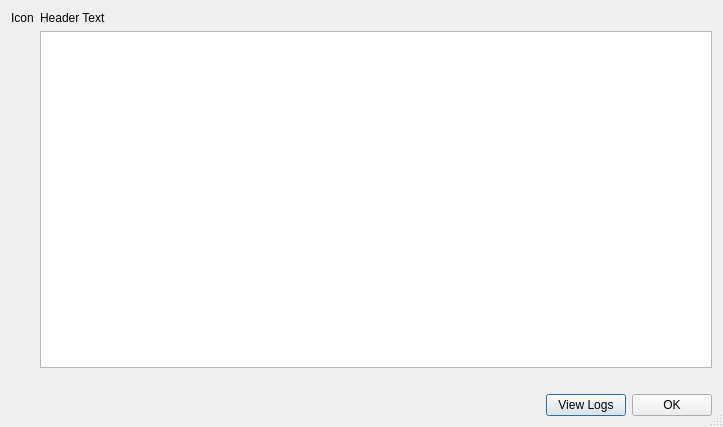
Qt form Code/Tools/AssetProcessor/native/ui/MessageWindow.ui (o3de/o3de) before a commit.
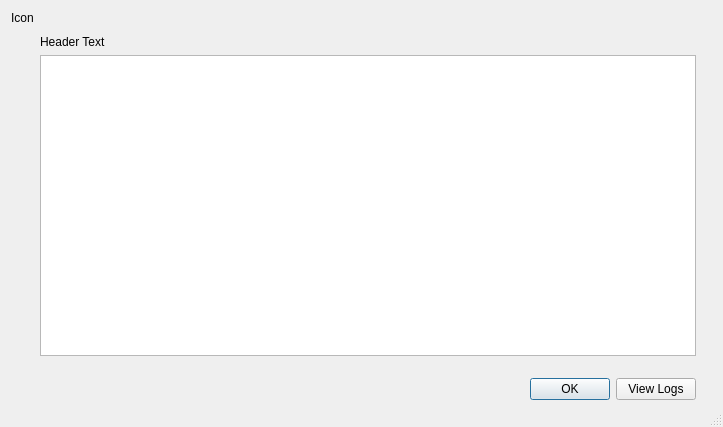
The same form after that commit.

Commit message: Adjust UI layout

```diff
--- a/Code/Tools/AssetProcessor/native/ui/MessageWindow.ui
+++ b/Code/Tools/AssetProcessor/native/ui/MessageWindow.ui
@@ -28,8 +28,14 @@
   <layout class="QHBoxLayout" name="horizontalLayout_2">
    <item>
     <layout class="QVBoxLayout" name="verticalLayout">
+     <property name="rightMargin">
+      <number>0</number>
+     </property>
      <item>
       <layout class="QHBoxLayout" name="horizontalLayout">
+       <property name="rightMargin">
+        <number>16</number>
+       </property>
        <item>
         <widget class="QLabel" name="icon">
          <property name="text">
@@ -43,27 +49,7 @@
        <item>
         <layout class="QVBoxLayout" name="verticalLayout_3">
          <item>
-          <widget class="QLabel" name="headerText">
-           <property name="text">
-            <string>Header Text</string>
-           </property>
-           <property name="wordWrap">
-            <bool>true</bool>
-           </property>
-          </widget>
-         </item>
-         <item>
-          <widget class="QPlainTextEdit" name="messageBox">
-           <property name="horizontalScrollBarPolicy">
-            <enum>Qt::ScrollBarAlwaysOff</enum>
-           </property>
-           <property name="readOnly">
-            <bool>true</bool>
-           </property>
-          </widget>
-         </item>
-         <item>
-          <spacer name="verticalSpacer">
+          <spacer name="verticalSpacer_2">
            <property name="orientation">
             <enum>Qt::Vertical</enum>
            </property>
@@ -73,13 +59,39 @@
            <property name="sizeHint" stdset="0">
             <size>
              <width>20</width>
-             <height>20</height>
+             <height>24</height>
             </size>
            </property>
           </spacer>
          </item>
+         <item>
+          <widget class="QLabel" name="headerText">
+           <property name="text">
+            <string>Header Text</string>
+           </property>
+           <property name="wordWrap">
+            <bool>true</bool>
+           </property>
+          </widget>
+         </item>
+         <item>
+          <widget class="QPlainTextEdit" name="messageBox">
+           <property name="horizontalScrollBarPolicy">
+            <enum>Qt::ScrollBarAlwaysOff</enum>
+           </property>
+           <property name="readOnly">
+            <bool>true</bool>
+           </property>
+          </widget>
+         </item>
          <item>
           <layout class="QHBoxLayout" name="horizontalLayout_3">
+           <property name="topMargin">
+            <number>16</number>
+           </property>
+           <property name="bottomMargin">
+            <number>16</number>
+           </property>
            <item>
             <spacer name="horizontalSpacer">
              <property name="orientation">
@@ -93,22 +105,6 @@
              </property>
             </spacer>
            </item>
-           <item>
-            <widget class="QPushButton" name="logButton">
-             <property name="sizePolicy">
-              <sizepolicy hsizetype="Fixed" vsizetype="Fixed">
-               <horstretch>0</horstretch>
-               <verstretch>0</verstretch>
-              </sizepolicy>
-             </property>
-             <property name="text">
-              <string>View Logs</string>
-             </property>
-             <property name="default">
-              <bool>true</bool>
-             </property>
-            </widget>
-           </item>
            <item>
             <widget class="QPushButton" name="okButton">
              <property name="sizePolicy">
@@ -119,6 +115,25 @@
              </property>
              <property name="text">
               <string>OK</string>
+             </property>
+             <property name="default">
+              <bool>true</bool>
+             </property>
+            </widget>
+           </item>
+           <item>
+            <widget class="QPushButton" name="logButton">
+             <property name="sizePolicy">
+              <sizepolicy hsizetype="Fixed" vsizetype="Fixed">
+               <horstretch>0</horstretch>
+               <verstretch>0</verstretch>
+              </sizepolicy>
+             </property>
+             <property name="text">
+              <string>View Logs</string>
+             </property>
+             <property name="default">
+              <bool>false</bool>
              </property>
             </widget>
            </item>
```
Left out of the diff: 3 changed lines with no effect on the pictures.
